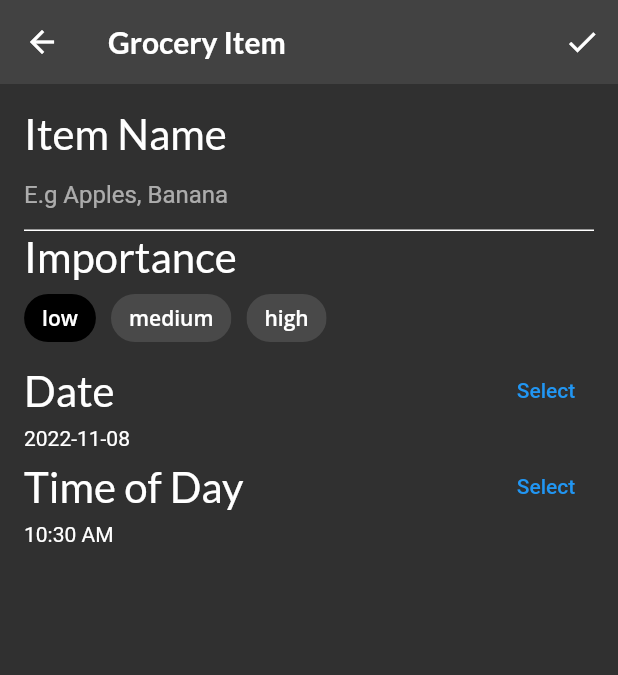
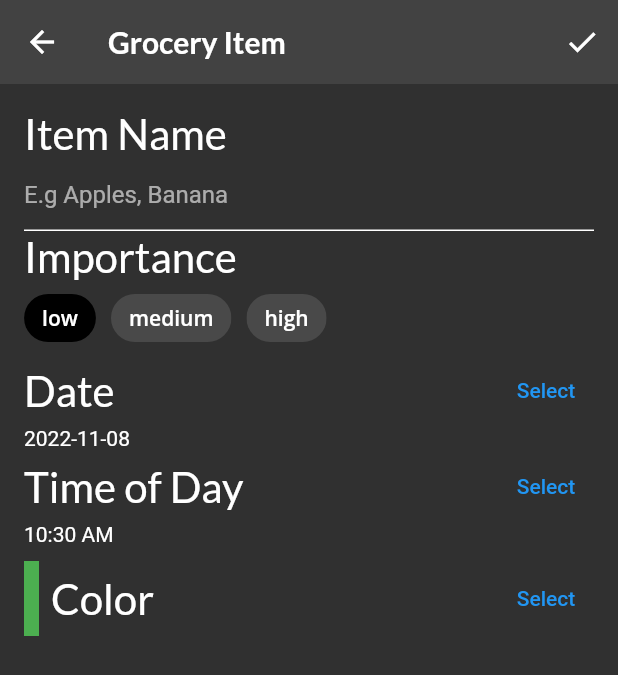
Before and after one commit to okellomano/Fooder, a Flutter app: the screen it shows after launch, item 3 of the bottom bar chosen, after a tap on the "add" icon, on a phone screen of 412 x 824 dp. Shown: the top 675 px of the screen. Run offline on Flutter 3.47's test engine with Material 2 defaults, Android fonts, the phone set to English and light mode, and no system bars; our stand-ins replace flutter_colorpicker, google_fonts.

Commit message:
implemented color picker widdget

```diff
--- a/lib/screens/grocery_item_screen.dart
+++ b/lib/screens/grocery_item_screen.dart
@@ -101,7 +101,10 @@ class _GroceryItemScreenState extends State<GroceryItemScreen> {
             buildImportanceField(),
             buildDateField(context),
             buildTimeField(context),
-            //add color picker
+            const SizedBox(
+              height: 10.0,
+            ),
+            buildColorPicker(context),
             //add slider
             //add grocery tile
           ],
@@ -254,4 +257,54 @@ class _GroceryItemScreenState extends State<GroceryItemScreen> {
       ],
     );
   }
+
+  Widget buildColorPicker(BuildContext context) {
+    return Row(
+      mainAxisAlignment: MainAxisAlignment.spaceBetween,
+      children: [
+        Row(
+          children: [
+            Container(
+              height: 50.0,
+              width: 10.0,
+              color: _currentColor,
+            ),
+            const SizedBox(
+              width: 8.0,
+            ),
+            Text(
+              'Color',
+              style: GoogleFonts.lato(fontSize: 28.0),
+            ),
+          ],
+        ),
+        TextButton(
+          child: const Text('Select'),
+          onPressed: () {
+            showDialog(
+              context: context,
+              builder: (context) {
+                return AlertDialog(
+                  content: BlockPicker(
+                    pickerColor: Colors.white,
+                    onColorChanged: (color) {
+                      setState(() => _currentColor = color);
+                    },
+                  ),
+                  actions: [
+                    TextButton(
+                      child: const Text('Save'),
+                      onPressed: () {
+                        Navigator.of(context).pop();
+                      },
+                    ),
+                  ],
+                );
+              },
+            );
+          },
+        )
+      ],
+    );
+  }
 }
```
